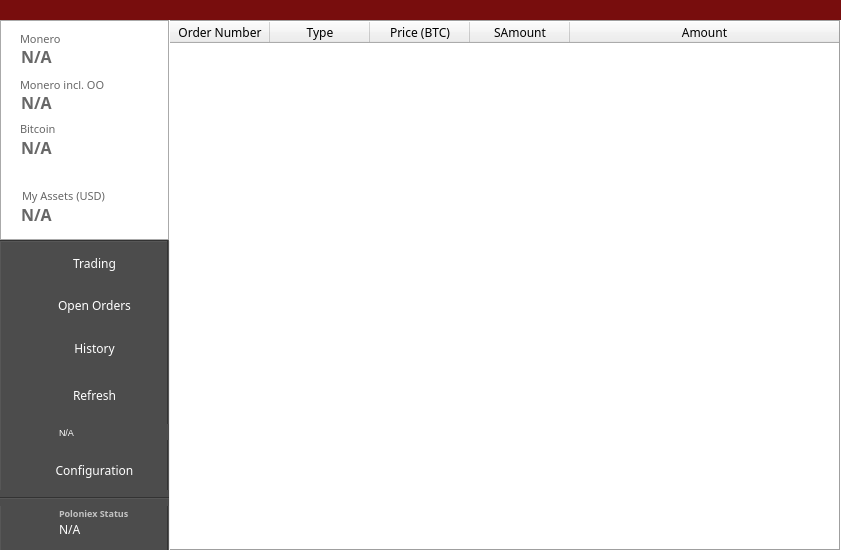
swalecko/PoloniexTradeGUI, file mainwindow.ui: the form before one commit.
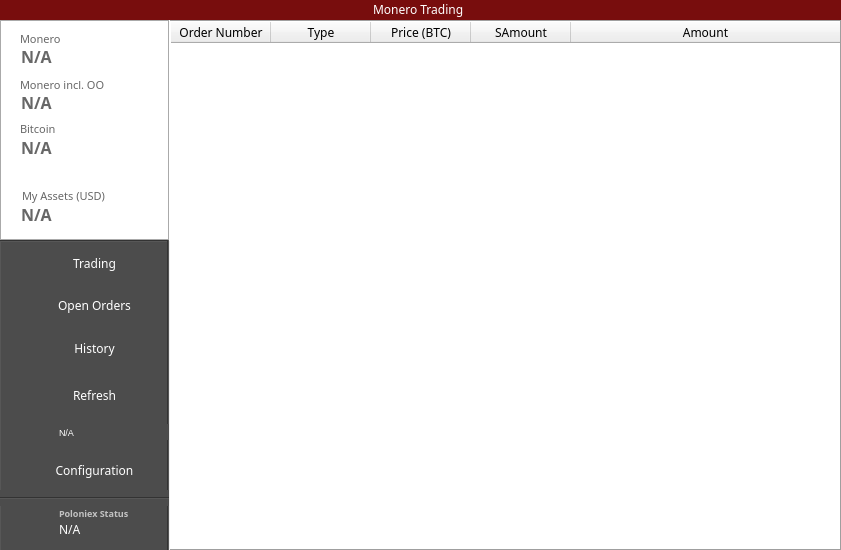
The form after the commit. The open tabs and pages were chosen to show the change. Icons and pictures are not drawn.

Commit message: Fixed Title Bar

The edit to the form file:
```diff
--- a/mainwindow.ui
+++ b/mainwindow.ui
@@ -28,7 +28,7 @@
   <property name="maximumSize">
    <size>
     <width>841</width>
-    <height>550</height>
+    <height>552</height>
    </size>
   </property>
   <property name="baseSize">
@@ -1422,7 +1422,7 @@
      <number>0</number>
     </property>
     <property name="currentIndex">
-     <number>3</number>
+     <number>1</number>
     </property>
     <widget class="QWidget" name="stackTrading">
      <widget class="QFrame" name="frame_2">
@@ -2266,7 +2266,7 @@
      <widget class="QTableWidget" name="OpenOrdersWidgetXMR">
       <property name="geometry">
        <rect>
-        <x>-2</x>
+        <x>-1</x>
         <y>0</y>
         <width>673</width>
         <height>531</height>
@@ -4233,9 +4233,9 @@
    <widget class="QPushButton" name="btnExit">
     <property name="geometry">
      <rect>
-      <x>818</x>
+      <x>813</x>
       <y>0</y>
-      <width>22</width>
+      <width>25</width>
       <height>20</height>
      </rect>
     </property>
@@ -4279,9 +4279,9 @@
    <widget class="QPushButton" name="btnMini">
     <property name="geometry">
      <rect>
-      <x>797</x>
+      <x>788</x>
       <y>0</y>
-      <width>22</width>
+      <width>25</width>
       <height>20</height>
      </rect>
     </property>
@@ -4323,12 +4323,35 @@
      <bool>true</bool>
     </property>
    </widget>
+   <widget class="QLabel" name="label_28">
+    <property name="geometry">
+     <rect>
+      <x>373</x>
+      <y>1</y>
+      <width>101</width>
+      <height>16</height>
+     </rect>
+    </property>
+    <property name="font">
+     <font>
+      <family>Century Gothic</family>
+      <pointsize>9</pointsize>
+     </font>
+    </property>
+    <property name="styleSheet">
+     <string notr="true">color: white;</string>
+    </property>
+    <property name="text">
+     <string>Monero Trading</string>
+    </property>
+   </widget>
    <zorder>label_8</zorder>
    <zorder>frame_4</zorder>
    <zorder>frame</zorder>
    <zorder>stackedWidget</zorder>
    <zorder>btnExit</zorder>
    <zorder>btnMini</zorder>
+   <zorder>label_28</zorder>
   </widget>
  </widget>
  <layoutdefault spacing="6" margin="11"/>
```
